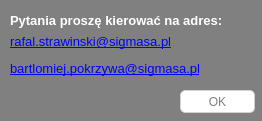
RStravinsky/PdfFinder, file helpdialog.ui: the form before one commit.
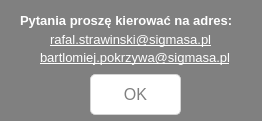
The form after the commit. Icons and pictures are not drawn.

```diff
--- a/helpdialog.ui
+++ b/helpdialog.ui
@@ -29,20 +29,36 @@
   <widget class="QPushButton" name="pushButton">
    <property name="geometry">
     <rect>
-     <x>180</x>
-     <y>90</y>
-     <width>75</width>
-     <height>23</height>
+     <x>90</x>
+     <y>74</y>
+     <width>91</width>
+     <height>41</height>
     </rect>
    </property>
+   <property name="font">
+    <font>
+     <family>Arial</family>
+     <pointsize>12</pointsize>
+    </font>
+   </property>
    <property name="text">
     <string>OK</string>
    </property>
+   <property name="icon">
+    <iconset resource="resources.qrc">
+     <normaloff>:/images/images/found.png</normaloff>:/images/images/found.png</iconset>
+   </property>
+   <property name="iconSize">
+    <size>
+     <width>16</width>
+     <height>16</height>
+    </size>
+   </property>
   </widget>
   <widget class="QLabel" name="label">
    <property name="geometry">
     <rect>
-     <x>10</x>
+     <x>20</x>
      <y>10</y>
      <width>221</width>
      <height>21</height>
@@ -61,10 +77,10 @@
   <widget class="QLabel" name="label_2">
    <property name="geometry">
     <rect>
-     <x>10</x>
+     <x>50</x>
      <y>30</y>
      <width>191</width>
-     <height>51</height>
+     <height>20</height>
     </rect>
    </property>
    <property name="font">
@@ -74,7 +90,26 @@
     </font>
    </property>
    <property name="text">
-    <string>&lt;html&gt;&lt;head/&gt;&lt;body&gt;&lt;p&gt;&lt;a href=&quot;mailto:rafal.strawinski@sigmasa.pl &quot;&gt;&lt;span style=&quot; font-size:10pt; text-decoration: underline; color:#0000ff;&quot;&gt;rafal.strawinski@sigmasa.pl&lt;/span&gt;&lt;/a&gt;&lt;/p&gt;&lt;p&gt;&lt;a href=&quot;mailto: bartlomiej.pokrzywa@sigmasa.pl&quot;&gt;&lt;span style=&quot; font-size:10pt; text-decoration: underline; color:#0000ff;&quot;&gt;bartlomiej.pokrzywa@sigmasa.pl&lt;/span&gt;&lt;/a&gt;&lt;/p&gt;&lt;/body&gt;&lt;/html&gt;</string>
+    <string>&lt;html&gt;&lt;head/&gt;&lt;body&gt;&lt;p&gt;&lt;a href=&quot;mailto:rafal.strawinski@sigmasa.pl &quot;&gt;&lt;span style=&quot; text-decoration: underline; color:#ffffff;&quot;&gt;rafal.strawinski@sigmasa.pl&lt;/span&gt;&lt;/a&gt;&lt;/p&gt;&lt;/body&gt;&lt;/html&gt;</string>
+   </property>
+  </widget>
+  <widget class="QLabel" name="label_3">
+   <property name="geometry">
+    <rect>
+     <x>40</x>
+     <y>50</y>
+     <width>201</width>
+     <height>16</height>
+    </rect>
+   </property>
+   <property name="font">
+    <font>
+     <family>Arial</family>
+     <pointsize>10</pointsize>
+    </font>
+   </property>
+   <property name="text">
+    <string>&lt;html&gt;&lt;head/&gt;&lt;body&gt;&lt;p&gt;&lt;a href=&quot;mailto:bartlomiej.pokrzywa@sigmasa.pl&quot;&gt;&lt;span style=&quot; text-decoration: underline; color:#ffffff;&quot;&gt;bartlomiej.pokrzywa@sigmasa.pl&lt;/span&gt;&lt;/a&gt;&lt;/p&gt;&lt;/body&gt;&lt;/html&gt;</string>
    </property>
   </widget>
  </widget>
```
